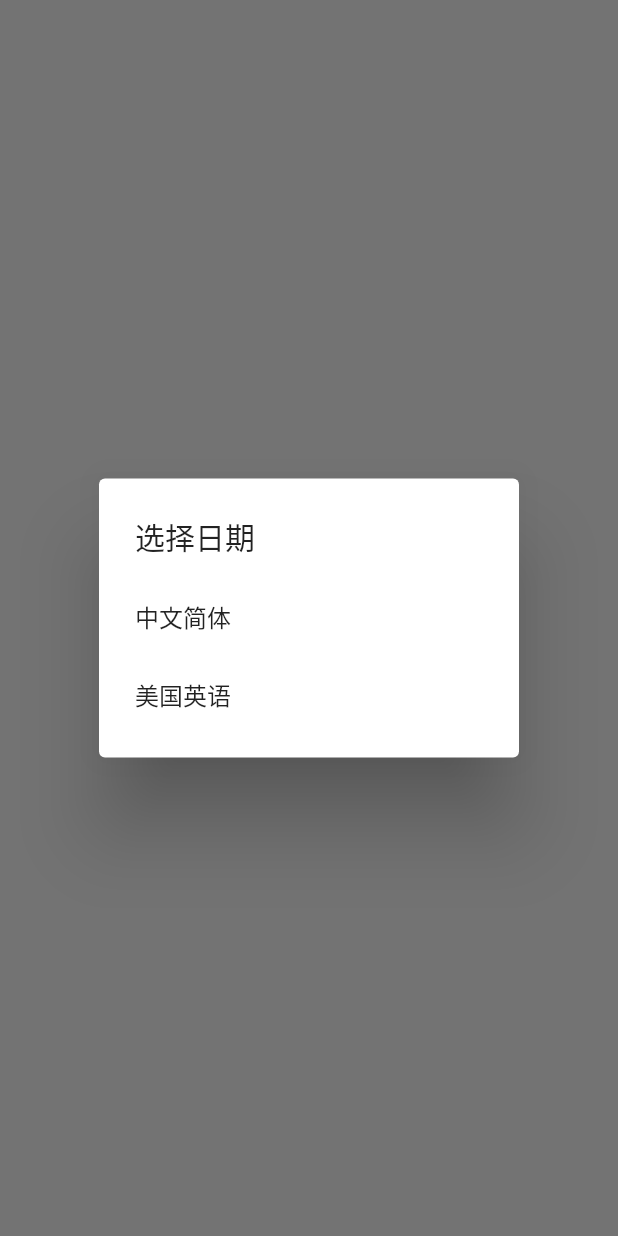
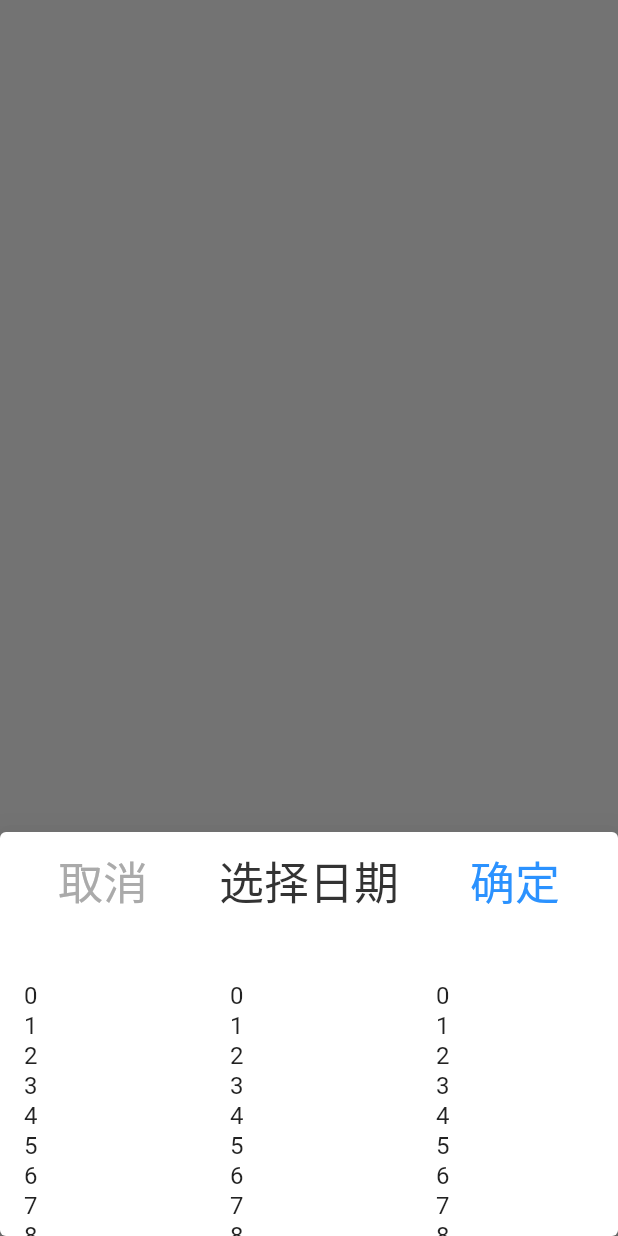
Before and after one commit to capcdk/obk, a Flutter app: what select() shows on an empty page, opened directly, on a phone screen of 412 x 824 dp. Run offline on Flutter 3.47's test engine with Material 2 defaults, Android fonts, the phone set to English and light mode, and no system bars; our stand-ins replace fluttertoast.

Commit message:
日期选择弹窗

```diff
--- a/lib/book_keeping/amount_keyboard.dart
+++ b/lib/book_keeping/amount_keyboard.dart
@@ -1,4 +1,5 @@
 import 'package:flutter/material.dart';
+import 'package:obk/utils/backdrop_utils.dart';
 import 'package:obk/utils/global_value.dart';
 
 class AmountKeyboard extends StatelessWidget {
@@ -49,7 +50,8 @@ class AmountKeyboard extends StatelessWidget {
               child: Text(_getTodayDate(), style: TextStyle(fontSize: 28, fontWeight: FontWeight.w400)),
               onPressed: () {
                 var now = DateTime.now();
-                showDatePicker(context: context, initialDate: now, firstDate: DateTime(now.year - 1), lastDate: DateTime(now.year + 1));
+                BackdropUtils.select();
+                // showDatePicker(context: context, initialDate: now, firstDate: DateTime(now.year - 1), lastDate: DateTime(now.year + 1));
               }),
           _createTextAmountButton("4"),
           _createTextAmountButton("5"),
--- a/lib/utils/backdrop_utils.dart
+++ b/lib/utils/backdrop_utils.dart
@@ -1,38 +1,12 @@
-
 import 'package:flutter/material.dart';
 import 'package:obk/utils/global_value.dart';
 
-class BackdropUtils{
-
+class BackdropUtils {
   static Future<void> select() async {
     int i = await showDialog<int>(
         context: Global.appContext,
         builder: (BuildContext context) {
-          return SimpleDialog(
-            title: const Text('选择日期'),
-            children: <Widget>[
-              SimpleDialogOption(
-                onPressed: () {
-                  // 返回1
-                  Navigator.pop(context, 1);
-                },
-                child: Padding(
-                  padding: const EdgeInsets.symmetric(vertical: 6),
-                  child: const Text('中文简体'),
-                ),
-              ),
-              SimpleDialogOption(
-                onPressed: () {
-                  // 返回2
-                  Navigator.pop(context, 2);
-                },
-                child: Padding(
-                  padding: const EdgeInsets.symmetric(vertical: 6),
-                  child: const Text('美国英语'),
-                ),
-              ),
-            ],
-          );
+          return MonthSelector(insetPadding: const EdgeInsets.all(0.0));
         });
 
     if (i != null) {
@@ -40,3 +14,123 @@ class BackdropUtils{
     }
   }
 }
+
+class MonthSelector extends Dialog {
+  const MonthSelector({
+    Key key,
+    backgroundColor,
+    elevation,
+    insetAnimationDuration = const Duration(milliseconds: 100),
+    insetAnimationCurve = Curves.decelerate,
+    insetPadding = const EdgeInsets.symmetric(horizontal: 40.0, vertical: 24.0),
+    clipBehavior = Clip.none,
+    shape,
+    child,
+  })  : assert(clipBehavior != null),
+        super(
+            key: key,
+            backgroundColor: backgroundColor,
+            elevation: elevation,
+            insetAnimationDuration: insetAnimationDuration,
+            insetAnimationCurve: insetAnimationCurve,
+            insetPadding: insetPadding,
+            clipBehavior: clipBehavior,
+            shape: shape,
+            child: child);
+
+  static const RoundedRectangleBorder _dialogShape = RoundedRectangleBorder(borderRadius: BorderRadius.all(Radius.circular(4.0)));
+  static const double _elevation = 24.0;
+
+  @override
+  Widget build(BuildContext context) {
+    var alertHeight = Global.screenHeight * 0.3268;
+    var listHeight = Global.screenHeight * 0.28;
+
+    final DialogTheme dialogTheme = DialogTheme.of(context);
+    final EdgeInsets effectivePadding = MediaQuery.of(context).viewInsets + (insetPadding ?? const EdgeInsets.all(0.0));
+    return AnimatedPadding(
+      padding: effectivePadding,
+      duration: insetAnimationDuration,
+      curve: insetAnimationCurve,
+      child: MediaQuery.removeViewInsets(
+        removeLeft: true,
+        removeTop: true,
+        removeRight: true,
+        removeBottom: true,
+        context: context,
+        child: Align(
+          alignment: Alignment.bottomCenter,
+          child: ConstrainedBox(
+            constraints: BoxConstraints(minWidth: 280.0, maxHeight: alertHeight),
+            child: Material(
+              color: backgroundColor ?? dialogTheme.backgroundColor ?? Theme.of(context).dialogBackgroundColor,
+              elevation: elevation ?? dialogTheme.elevation ?? _elevation,
+              shape: shape ?? dialogTheme.shape ?? _dialogShape,
+              type: MaterialType.card,
+              clipBehavior: clipBehavior,
+              child: Column(
+                children: [
+                  Container(
+                    padding: EdgeInsets.only(top: Global.screenHeight * 0.01),
+                    child: Row(
+                      mainAxisAlignment: MainAxisAlignment.center,
+                      children: [
+                        Expanded(
+                            child: FlatButton(
+                                highlightColor: Colors.transparent,
+                                splashColor: Colors.transparent,
+                                child: Text(
+                                  "取消",
+                                  style: TextStyle(fontSize: 30, color: const Color.fromRGBO(170, 170, 170, 1)),
+                                ),
+                                onPressed: () {})),
+                        Expanded(
+                            child: Text("选择日期",
+                                textAlign: TextAlign.center, style: TextStyle(fontSize: 30, color: const Color.fromRGBO(51, 51, 51, 1)))),
+                        Expanded(
+                            child: FlatButton(
+                                highlightColor: Colors.transparent,
+                                splashColor: Colors.transparent,
+                                child: Text("确定", style: TextStyle(fontSize: 30, color: const Color.fromRGBO(43, 146, 255, 1))),
+                                onPressed: () {})),
+                      ],
+                    ),
+                  ),
+                  Container(
+                    height: listHeight,
+                    padding: EdgeInsets.only(top: Global.screenHeight * 0.03),
+                    child: Row(
+                      children: [
+                        Expanded(
+                            child: ListView.builder(
+                                itemCount: 100,
+                                itemExtent: 20.0, //强制高度为50.0
+                                itemBuilder: (BuildContext context, int index) {
+                                  return ListTile(title: Text("$index"));
+                                })),
+                        Expanded(
+                            child: ListView.builder(
+                                itemCount: 100,
+                                itemExtent: 20.0, //强制高度为50.0
+                                itemBuilder: (BuildContext context, int index) {
+                                  return ListTile(title: Text("$index"));
+                                })),
+                        Expanded(
+                            child: ListView.builder(
+                                itemCount: 100,
+                                itemExtent: 20.0, //强制高度为50.0
+                                itemBuilder: (BuildContext context, int index) {
+                                  return ListTile(title: Text("$index"));
+                                }))
+                      ],
+                    ),
+                  )
+                ],
+              ),
+            ),
+          ),
+        ),
+      ),
+    );
+  }
+}
```
